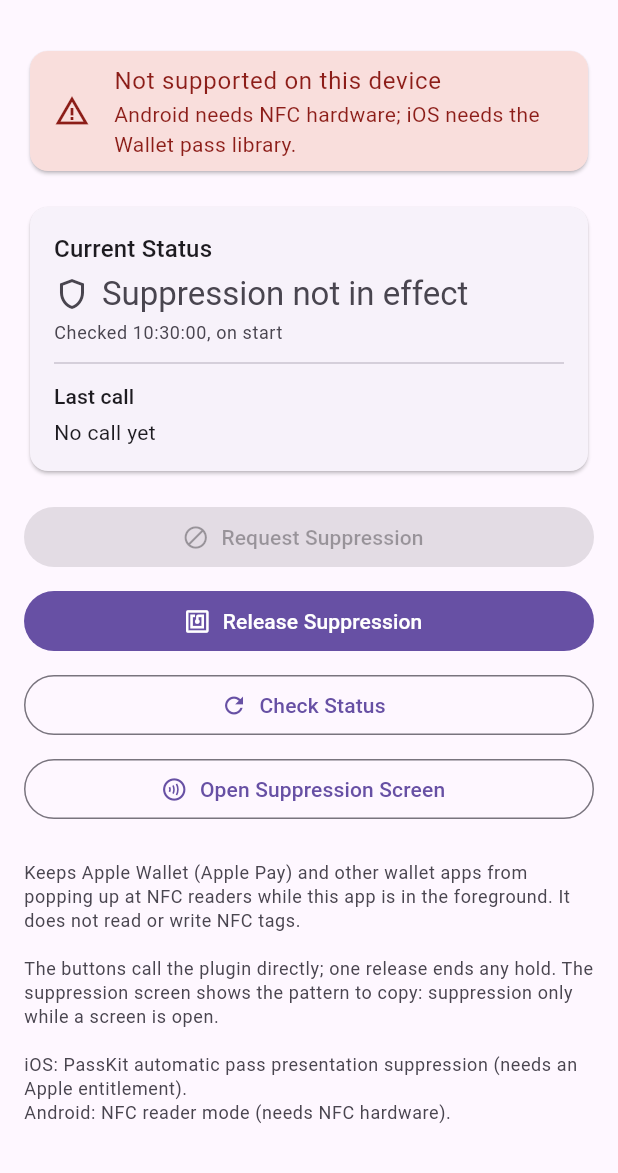
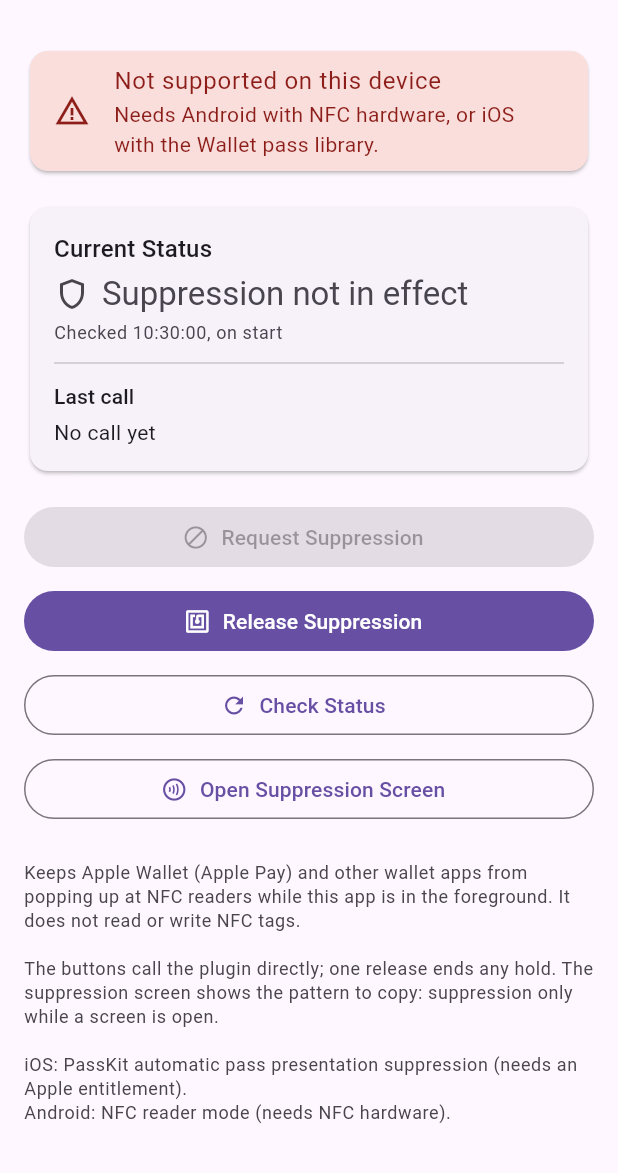
Before and after one commit to teklund/nfc_wallet_suppression, a Flutter app: the screen it shows after launch, on a phone screen of 412 x 824 dp, the part 63-1236 px from its top. Run offline on Flutter 3.47's test engine with Material 3 defaults, Android fonts, the light colour scheme and no system bars; our stand-ins replace plugin_platform_interface.

Commit message:
docs(example): word the support card as the API documents it
Supported means suppression can be attempted, and the unsupported text now
holds on web and desktop too. Tests scroll to the button before tapping it.

```diff
--- a/example/lib/main.dart
+++ b/example/lib/main.dart
@@ -271,7 +271,11 @@ class SupportCard extends StatelessWidget {
           iconColor: colors.onPrimaryContainer,
           textColor: colors.onPrimaryContainer,
           leading: const Icon(Icons.check_circle),
-          title: const Text('Supported on this device'),
+          title: const Text('Suppression can be attempted'),
+          subtitle: const Text(
+            'A request can still fail, for example in the iOS Simulator or '
+            'without the iOS entitlement.',
+          ),
         ),
       ),
       false => Card(
@@ -282,7 +286,8 @@ class SupportCard extends StatelessWidget {
           leading: const Icon(Icons.warning_amber),
           title: const Text('Not supported on this device'),
           subtitle: const Text(
-            'Android needs NFC hardware; iOS needs the Wallet pass library.',
+            'Needs Android with NFC hardware, or iOS with the Wallet pass '
+            'library.',
           ),
         ),
       ),
```
Also changed, not shown: 1 other file.
